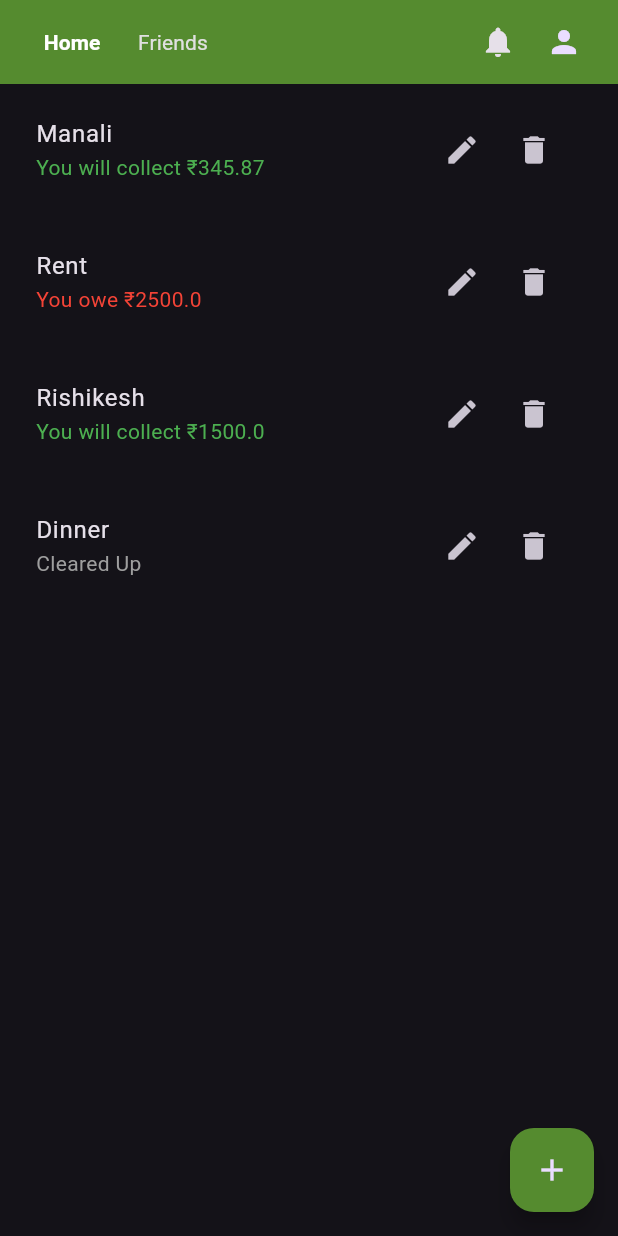
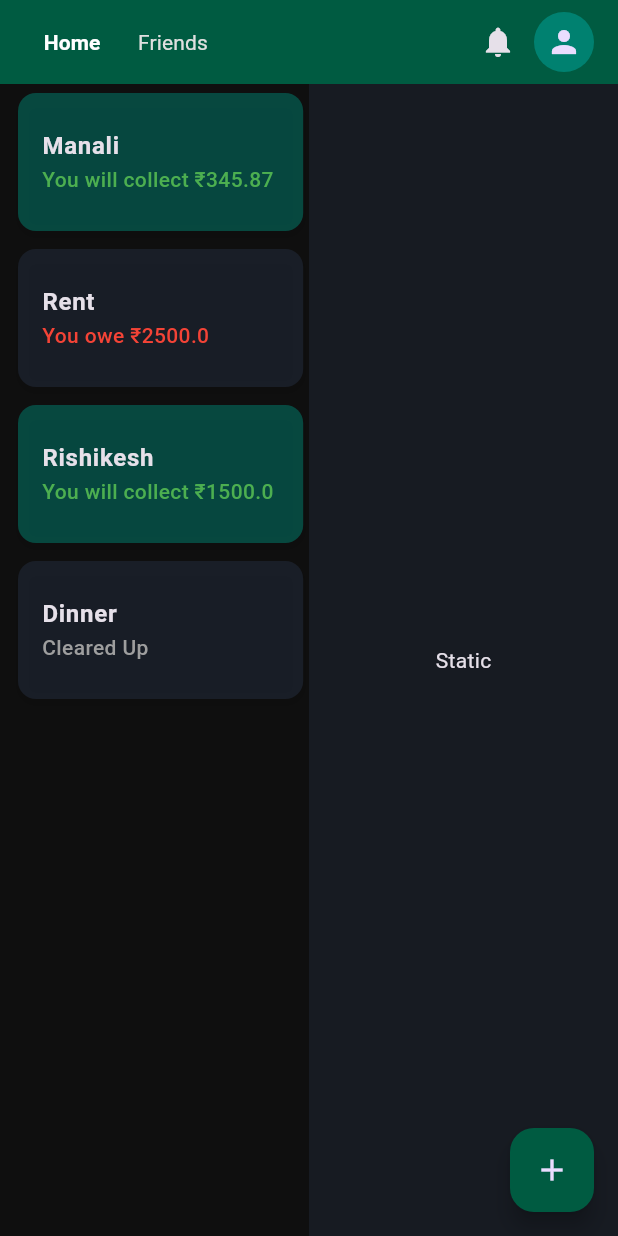
Before and after one commit to Keshav798/Spliteasy, a Flutter app: the screen it shows after launch, after a tap on the "add" icon, on a phone screen of 412 x 824 dp. Run offline on Flutter 3.47's test engine with Material 3 defaults, Android fonts, the light colour scheme and no system bars; drawn by our look-alikes of animated_background.

Commit message:
Background animation, Naming
Added bg animation, fixed a color theme, corrected the naming(changing home -> split), list tile changes, added base for static component(transaction history and total debt details to be showed here)

```diff
--- a/lib/Constants/colors.dart
+++ b/lib/Constants/colors.dart
@@ -1,5 +1,8 @@
 import 'package:flutter/material.dart';
 
 class AppColors{
-  static final navBarBgColor=Colors.lightGreen[800];
+  static final colorFirst=Color.fromRGBO(0,129,112,1);
+  static final colorSecond=Color.fromRGBO(0,91,65,1);
+  static final colorThird=Color.fromRGBO(35,45,63,1);
+  static final colorFourth=Color.fromRGBO(15,15,15,1);
 }
--- a/lib/Navbar/navbar.dart
+++ b/lib/Navbar/navbar.dart
@@ -1,8 +1,10 @@
+import 'package:animated_background/animated_background.dart';
+import 'package:animated_background/particles.dart';
 import 'package:flutter/material.dart';
 import 'package:split_easy/Constants/colors.dart';
 import 'package:split_easy/Screens/Friends/friend_list.dart';
-import 'package:split_easy/Screens/Home/home.dart';
 import 'package:split_easy/Screens/Profile/profile_component.dart';
+import 'package:split_easy/Screens/Split/split.dart';
 
 class NavBar extends StatefulWidget {
   const NavBar({Key? key}) : super(key: key);
@@ -11,13 +13,27 @@ class NavBar extends StatefulWidget {
   State<NavBar> createState() => _NavBarState();
 }
 
-class _NavBarState extends State<NavBar> {
+class _NavBarState extends State<NavBar> with SingleTickerProviderStateMixin {
   int _currentIndex = 0;
   final PageController _pageController = PageController();
   bool _isProfileViewVisible =
       false; // State to control profile view visibility
 
-  final List<Widget> _tabs = [HomePage(), FriendList()];
+  final List<Widget> _tabs = [SplitPage(), FriendList()];
+
+  // Defining Particles for animation.
+  ParticleOptions particles = ParticleOptions(
+    baseColor: AppColors.colorFirst,
+    spawnOpacity: 0.0,
+    opacityChangeRate: 0.25,
+    minOpacity: 0.1,
+    maxOpacity: 0.4,
+    particleCount: 250,
+    spawnMaxRadius: 7.0,
+    spawnMaxSpeed: 11.0,
+    spawnMinSpeed: 10,
+    spawnMinRadius: 1.0,
+  );
 
   @override
   void dispose() {
@@ -34,6 +50,7 @@ class _NavBarState extends State<NavBar> {
   @override
   Widget build(BuildContext context) {
     return Scaffold(
+      backgroundColor: AppColors.colorFourth,
       appBar: AppBar(
         title: Row(
           mainAxisAlignment: MainAxisAlignment.spaceBetween,
@@ -95,7 +112,7 @@ class _NavBarState extends State<NavBar> {
                 GestureDetector(
                   onTap: toggleProfileView, // Toggle profile view visibility
                   child: CircleAvatar(
-                    backgroundColor: AppColors.navBarBgColor,
+                    backgroundColor: AppColors.colorFirst,
                     child: const Icon(Icons.person),
                   ),
                 ),
@@ -103,9 +120,12 @@ class _NavBarState extends State<NavBar> {
             ),
           ],
         ),
-        backgroundColor: AppColors.navBarBgColor,
+        backgroundColor: AppColors.colorSecond,
       ),
-      body: Stack(
+      body: AnimatedBackground(
+        vsync: this,
+        behaviour: RandomParticleBehaviour(options: particles),
+        child: Stack(
           children: [
             PageView(
               controller: _pageController,
@@ -116,15 +136,26 @@ class _NavBarState extends State<NavBar> {
               },
               children: _tabs,
             ),
+            Align(
+              alignment: Alignment.bottomRight,
+              child: Container(
+                color: AppColors.colorThird.withOpacity(0.4),
+                width: MediaQuery.of(context).size.width * 0.5,
+                child: Center(
+                  child: Text("Static"),
+                ),
+              ),
+            ),
             if (_isProfileViewVisible) ...[
               // Profile Sidebar
               ProfileComponent(),
             ],
           ],
         ),
+      ),
       floatingActionButton: FloatingActionButton(
         onPressed: () {},
-        backgroundColor: AppColors.navBarBgColor,
+        backgroundColor: AppColors.colorSecond,
         child: const Icon(Icons.add),
       ),
     );
--- a/lib/Screens/Friends/Components/friend_component.dart
+++ b/lib/Screens/Friends/Components/friend_component.dart
@@ -1,12 +1,16 @@
 import 'package:flutter/material.dart';
+import 'package:split_easy/Constants/colors.dart';
 
 class FriendComponent extends StatefulWidget {
   final String name;
   final double money;
+  final int index; // To alternate colors
+
   const FriendComponent({
     Key? key,
     required this.name,
     required this.money,
+    required this.index,
   }) : super(key: key);
 
   @override
@@ -14,14 +18,41 @@ class FriendComponent extends StatefulWidget {
 }
 
 class _FriendComponentState extends State<FriendComponent> {
-  // This widget is the root of your application.
   @override
   Widget build(BuildContext context) {
+    // Alternate background color logic
+    final backgroundColor = widget.index % 2 == 0
+        ? AppColors.colorFirst.withOpacity(0.5)
+        : AppColors.colorThird.withOpacity(0.5);
+
     return Padding(
-      padding: const EdgeInsets.all(8.0),
+      padding: const EdgeInsets.symmetric(vertical: 6.0, horizontal: 12.0),
+      child: FractionallySizedBox(
+        alignment: Alignment.topLeft,
+        widthFactor: 0.49,
+        child: Container(
+          decoration: BoxDecoration(
+            color: backgroundColor,
+            borderRadius: BorderRadius.circular(12),
+            boxShadow: [
+              BoxShadow(
+                color: Colors.black.withOpacity(0.1),
+                blurRadius: 5,
+                offset: const Offset(0, 3),
+              ),
+            ],
+          ),
           child: ListTile(
             key: widget.key,
-        title: Text(widget.name),
+            contentPadding:
+                const EdgeInsets.symmetric(vertical: 10.0, horizontal: 16.0),
+            title: Text(
+              widget.name,
+              style: const TextStyle(
+                fontWeight: FontWeight.bold,
+                fontSize: 16,
+              ),
+            ),
             subtitle: Text(
               widget.money > 0
                   ? "owes you ₹${widget.money}"
@@ -29,24 +60,31 @@ class _FriendComponentState extends State<FriendComponent> {
                       ? "Cleared Up"
                       : "You owe ₹${(widget.money).abs()}",
               style: TextStyle(
+                fontSize: 14,
+                fontWeight: FontWeight.w500,
                 color: widget.money > 0
                     ? Colors.green
                     : widget.money == 0
                         ? Colors.grey
-                      : Colors.red),
+                        : Colors.red,
               ),
-        trailing: Row(
-          mainAxisSize: MainAxisSize.min,
-          children: [
-            IconButton(
-              icon: const Icon(Icons.edit),
-              onPressed: () {},
             ),
-            IconButton(
-              icon: const Icon(Icons.delete),
-              onPressed: () {},
+            // trailing: Row(
+            //   mainAxisSize: MainAxisSize.min,
+            //   children: [
+            //     IconButton(
+            //       icon: const Icon(Icons.edit),
+            //       color: AppColors.colorFirst,
+            //       onPressed: () {},
+            //     ),
+            //     IconButton(
+            //       icon: const Icon(Icons.delete),
+            //       color: Colors.red,
+            //       onPressed: () {},
+            //     ),
+            //   ],
+            // ),
           ),
-          ],
         ),
       ),
     );
--- a/lib/Screens/Friends/friend_list.dart
+++ b/lib/Screens/Friends/friend_list.dart
@@ -16,18 +16,22 @@ class _FriendListState extends State<FriendList> {
         FriendComponent(
           name: "Keshav",
           money: 345,
+          index: 0,
         ),
         FriendComponent(
           name: "Harsh",
           money: -2346,
+          index: 1,
         ),
         FriendComponent(
           name: "Virat",
           money: 0,
+          index: 0,
         ),
         FriendComponent(
           name: "Samson",
           money: 0,
+          index: 1,
         ),
       ],
     );
--- a/lib/Screens/Home/Components/split_home_component.dart
+++ /dev/null
@@ -1,54 +0,0 @@
-import 'package:flutter/material.dart';
-
-class SplitHomeComponenet extends StatefulWidget {
-  final String title;
-  final double money;
-
-  const SplitHomeComponenet({
-    Key? key,
-    required this.title,
-    required this.money,
-  }) : super(key: key);
-
-  @override
-  State<SplitHomeComponenet> createState() => _SplitHomeComponenetState();
-}
-
-class _SplitHomeComponenetState extends State<SplitHomeComponenet> {
-  @override
-  Widget build(BuildContext context) {
-    return Padding(
-      padding: const EdgeInsets.all(8.0),
-      child: ListTile(
-        key: widget.key,
-        title: Text(widget.title),
-        subtitle: Text(
-          widget.money > 0
-              ? "You will collect ₹${widget.money}"
-              : widget.money == 0
-                  ? "Cleared Up"
-                  : "You owe ₹${(widget.money).abs()}",
-          style: TextStyle(
-              color: widget.money > 0
-                  ? Colors.green
-                  : widget.money == 0
-                      ? Colors.grey
-                      : Colors.red),
-        ),
-        trailing: Row(
-          mainAxisSize: MainAxisSize.min,
-          children: [
-            IconButton(
-              icon: const Icon(Icons.edit),
-              onPressed: () {},
-            ),
-            IconButton(
-              icon: const Icon(Icons.delete),
-              onPressed: () {},
-            ),
-          ],
-        ),
-      ),
-    );
-  }
-}
--- a/lib/Screens/Home/home.dart
+++ /dev/null
@@ -1,35 +0,0 @@
-import 'package:flutter/material.dart';
-import 'package:split_easy/Screens/Home/Components/split_home_component.dart';
-
-class HomePage extends StatefulWidget {
-  const HomePage({Key? key}) : super(key: key);
-
-  @override
-  State<HomePage> createState() => _HomePageState();
-}
-
-class _HomePageState extends State<HomePage> {
-  @override
-  Widget build(BuildContext context) {
-    return ListView(
-      children: const <SplitHomeComponenet>[
-        SplitHomeComponenet(
-          title: "Manali",
-          money: 345.87,
-        ),
-        SplitHomeComponenet(
-          title: "Rent",
-          money: -2500,
-        ),
-        SplitHomeComponenet(
-          title: "Rishikesh",
-          money: 1500,
-        ),
-        SplitHomeComponenet(
-          title: "Dinner",
-          money: 0,
-        ),
-      ],
-    );
-  }
-}
--- a/lib/Screens/Profile/profile_component.dart
+++ b/lib/Screens/Profile/profile_component.dart
@@ -51,7 +51,7 @@ class _ProfileComponentState extends State<ProfileComponent> {
             height: containerHeight,
             padding: EdgeInsets.all(screenWidth * 0.01),
             decoration: BoxDecoration(
-              color: AppColors.navBarBgColor,
+              color: AppColors.colorSecond,
               borderRadius: BorderRadius.circular(screenWidth * 0.02),
             ),
             child: Column(
@@ -59,19 +59,35 @@ class _ProfileComponentState extends State<ProfileComponent> {
               children: [
                 // Profile Photo
                 CircleAvatar(
+                  child: Align(
+                    alignment: Alignment.bottomRight,
+                    child: Icon(
+                      Icons.edit,
+                      size: containerWidth * 0.1 * 0.5,
+                    ),
+                  ),
                   radius: containerWidth * 0.1, // Responsive size
                   backgroundImage: NetworkImage(profilePhotoUrl),
                 ),
                 SizedBox(height: containerHeight * 0.02),
 
                 // Name and Username
+                Row(
+                  mainAxisAlignment: MainAxisAlignment.center,
+                  children: [
                     Text(
-                  userName,
+                      userName + " ",
                       style: TextStyle(
                         fontSize: containerWidth * 0.05,
                         fontWeight: FontWeight.bold,
                         color: Colors.white,
                       ),
+                    ),
+                    Icon(
+                      Icons.edit,
+                      size: containerWidth * 0.1 * 0.5,
+                    )
+                  ],
                 ),
                 Text(
                   userHandle,
@@ -150,22 +166,22 @@ class _ProfileComponentState extends State<ProfileComponent> {
                         style: TextStyle(fontSize: containerWidth * 0.04),
                       ),
                     ),
-                    TextButton.icon(
-                      onPressed: () {
-                        // Edit profile logic
-                      },
-                      style: TextButton.styleFrom(
-                        foregroundColor: Colors.white,
-                      ),
-                      icon: Icon(
-                        Icons.edit,
-                        size: containerWidth * 0.04, // Icon scaled to text size
-                      ),
-                      label: Text(
-                        "Edit Profile",
-                        style: TextStyle(fontSize: containerWidth * 0.04),
-                      ),
-                    ),
+                    // TextButton.icon(
+                    //   onPressed: () {
+                    //     // Edit profile logic
+                    //   },
+                    //   style: TextButton.styleFrom(
+                    //     foregroundColor: Colors.white,
+                    //   ),
+                    //   icon: Icon(
+                    //     Icons.edit,
+                    //     size: containerWidth * 0.04, // Icon scaled to text size
+                    //   ),
+                    //   label: Text(
+                    //     "Edit Profile",
+                    //     style: TextStyle(fontSize: containerWidth * 0.04),
+                    //   ),
+                    // ),
                   ],
                 ),
               ],
--- /dev/null
+++ b/lib/Screens/Split/Components/split_component.dart
@@ -0,0 +1,92 @@
+import 'package:flutter/material.dart';
+import 'package:split_easy/Constants/colors.dart';
+
+class SplitComponent extends StatefulWidget {
+  final String title;
+  final double money;
+  final int index; // To alternate colors
+
+  const SplitComponent({
+    Key? key,
+    required this.title,
+    required this.money,
+    required this.index,
+  }) : super(key: key);
+
+  @override
+  State<SplitComponent> createState() => _SplitComponentState();
+}
+
+class _SplitComponentState extends State<SplitComponent> {
+  @override
+  Widget build(BuildContext context) {
+    // Alternate background color logic
+    final backgroundColor = widget.index % 2 == 0
+        ? AppColors.colorFirst.withOpacity(0.5)
+        : AppColors.colorThird.withOpacity(0.5);
+
+    return Padding(
+      padding: const EdgeInsets.symmetric(vertical: 6.0, horizontal: 12.0),
+      child: FractionallySizedBox(
+        alignment: Alignment.topLeft,
+        widthFactor: 0.49,
+        child: Container(
+          decoration: BoxDecoration(
+            color: backgroundColor,
+            borderRadius: BorderRadius.circular(12),
+            boxShadow: [
+              BoxShadow(
+                color: Colors.black.withOpacity(0.1),
+                blurRadius: 5,
+                offset: const Offset(0, 3),
+              ),
+            ],
+          ),
+          child: ListTile(
+            key: widget.key,
+            contentPadding:
+                const EdgeInsets.symmetric(vertical: 10.0, horizontal: 16.0),
+            title: Text(
+              widget.title,
+              style: const TextStyle(
+                fontWeight: FontWeight.bold,
+                fontSize: 16,
+              ),
+            ),
+            subtitle: Text(
+              widget.money > 0
+                  ? "You will collect ₹${widget.money}"
+                  : widget.money == 0
+                      ? "Cleared Up"
+                      : "You owe ₹${(widget.money).abs()}",
+              style: TextStyle(
+                fontSize: 14,
+                fontWeight: FontWeight.w500,
+                color: widget.money > 0
+                    ? Colors.green
+                    : widget.money == 0
+                        ? Colors.grey
+                        : Colors.red,
+              ),
+            ),
+            // trailing: Row(
+            //   mainAxisSize: MainAxisSize.min,
+            //   children: [
+            //     IconButton(
+            //       icon: const Icon(Icons.edit),
+            //       color: AppColors.colorFirst,
+            //       onPressed: () {},
+            //     ),
+            //     IconButton(
+            //       icon: const Icon(Icons.delete),
+            //       color: Colors.red,
+            //       onPressed: () {},
+            //     ),
+            //   ],
+            // ),
+          ),
+        ),
+      ),
+    );
+  }
+}
--- /dev/null
+++ b/lib/Screens/Split/split.dart
@@ -0,0 +1,40 @@
+import 'package:flutter/material.dart';
+import 'package:split_easy/Screens/Split/Components/split_component.dart';
+
+
+class SplitPage extends StatefulWidget {
+  const SplitPage({Key? key}) : super(key: key);
+
+  @override
+  State<SplitPage> createState() => _SplitPageState();
+}
+
+class _SplitPageState extends State<SplitPage> {
+  @override
+  Widget build(BuildContext context) {
+    return ListView(
+      children: const <SplitComponent>[
+        SplitComponent(
+          title: "Manali",
+          money: 345.87,
+          index: 0,
+        ),
+        SplitComponent(
+          title: "Rent",
+          money: -2500,
+          index: 1,
+        ),
+        SplitComponent(
+          title: "Rishikesh",
+          money: 1500,
+          index: 0,
+        ),
+        SplitComponent(
+          title: "Dinner",
+          money: 0,
+          index: 1,
+        ),
+      ],
+    );
+  }
+}
--- a/lib/main.dart
+++ b/lib/main.dart
@@ -1,4 +1,5 @@
 import 'package:flutter/material.dart';
+import 'package:split_easy/Constants/colors.dart';
 import 'package:split_easy/Navbar/navbar.dart';
 
 void main() {
--- a/pubspec.yaml
+++ b/pubspec.yaml
@@ -35,6 +35,7 @@ dependencies:
   # The following adds the Cupertino Icons font to your application.
   # Use with the CupertinoIcons class for iOS style icons.
   cupertino_icons: ^1.0.2
+  animated_background: ^2.0.0
 
 dev_dependencies:
   flutter_test:
@@ -45,7 +46,7 @@ dev_dependencies:
   # activated in the `analysis_options.yaml` file located at the root of your
   # package. See that file for information about deactivating specific lint
   # rules and activating additional ones.
-  flutter_lints: ^2.0.0
+  #flutter_lints: ^2.0.0
 
 # For information on the generic Dart part of this file, see the
 # following page: https://dart.dev/tools/pub/pubspec
```
Also changed, not shown: pubspec.lock, 8 other files. Lines whose indentation alone changed are shown as unchanged.
